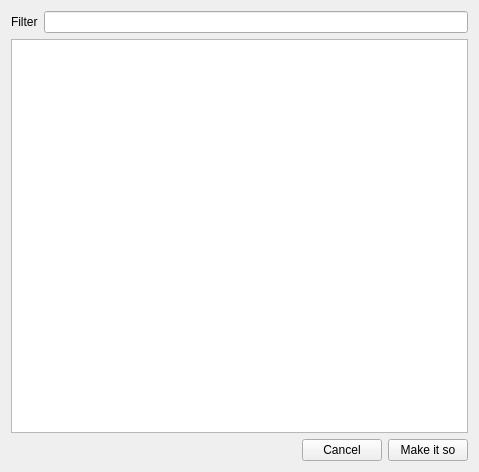
This is edit_columns.ui in labscript-suite/lyse as Qt 5 draws it before an edit. The edited form follows.
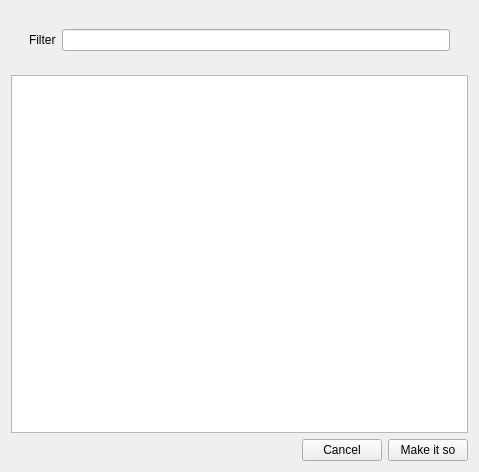
This is the edited form. Icons and pictures are not drawn.

Commit message: Qt: Improvements to edit columns dialog.

Diff of the .ui file:
```diff
--- a/edit_columns.ui
+++ b/edit_columns.ui
@@ -20,6 +20,9 @@
   <layout class="QVBoxLayout" name="verticalLayout">
    <item>
     <layout class="QFormLayout" name="formLayout">
+     <property name="margin">
+      <number>18</number>
+     </property>
      <item row="0" column="0">
       <widget class="QLabel" name="label">
        <property name="text">
@@ -37,6 +40,12 @@
      <property name="alternatingRowColors">
       <bool>true</bool>
      </property>
+     <property name="selectionMode">
+      <enum>QAbstractItemView::ExtendedSelection</enum>
+     </property>
+     <property name="indentation">
+      <number>0</number>
+     </property>
     </widget>
    </item>
    <item>
```
The commit also changes 2 other files.
